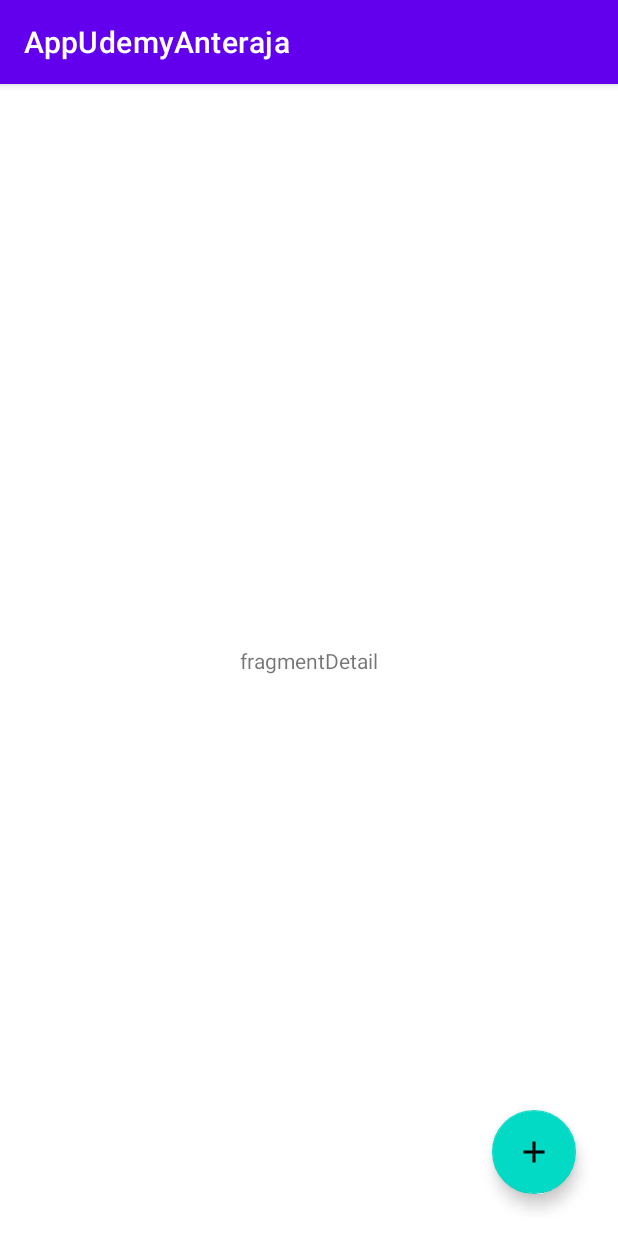
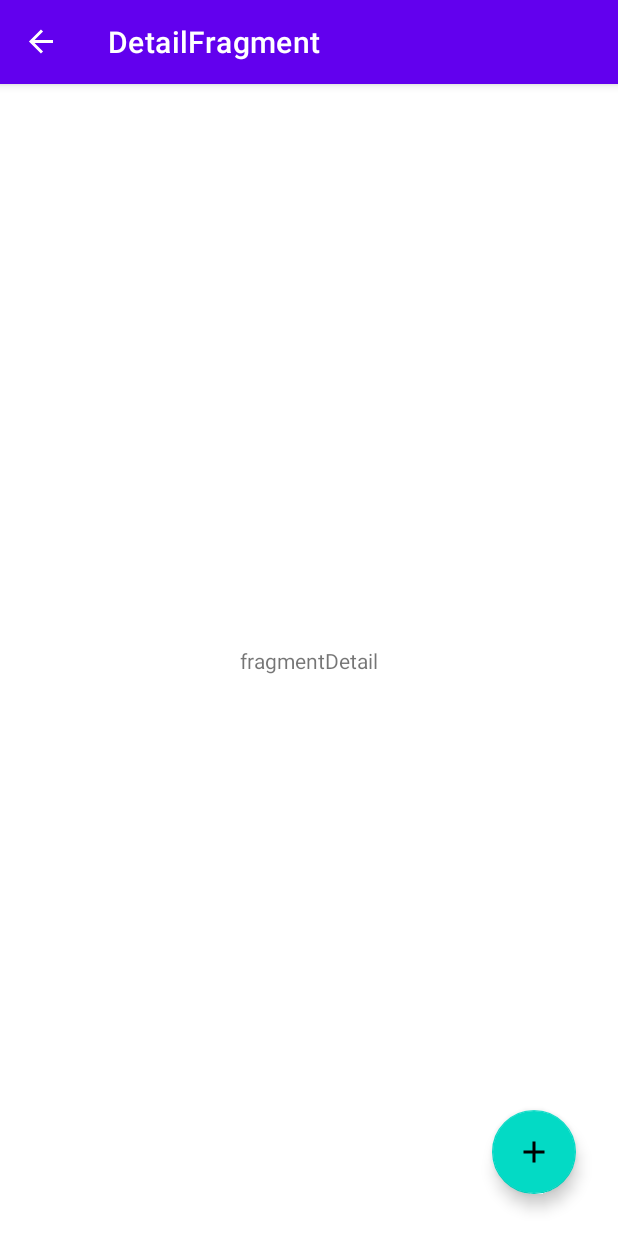
Before and after one commit to anandalukman33/Android_Jetpack_Masterclass_in_Kotlin, an Android app: the DetailFragment screen opened through its navigation route, on a phone screen of 412 x 824 dp. Run offline under Robolectric (Android 15) with nearby library versions, the phone set to English and light mode, and no system bars; our stand-ins replace data binding, navigation-ui.

Commit message:
adding ActionBar Back with navController, and adding logic into 3 activity detail, list fragment and mainActivity

```diff
--- a/app/src/main/java/com/example/appudemyanteraja/view/DetailFragment.kt
+++ b/app/src/main/java/com/example/appudemyanteraja/view/DetailFragment.kt
@@ -5,7 +5,10 @@ import androidx.fragment.app.Fragment
 import android.view.LayoutInflater
 import android.view.View
 import android.view.ViewGroup
+import androidx.navigation.Navigation
 import com.example.appudemyanteraja.R
+import kotlinx.android.synthetic.main.fragment_detail.*
+import kotlinx.android.synthetic.main.fragment_list.*
 
 class DetailFragment : Fragment() {
 
@@ -15,4 +18,12 @@ class DetailFragment : Fragment() {
     ): View? {
         return inflater.inflate(R.layout.fragment_detail, container, false)
     }
+
+    override fun onViewCreated(view: View, savedInstanceState: Bundle?) {
+        super.onViewCreated(view, savedInstanceState)
+        float_detail.setOnClickListener {
+            val jumpAction = DetailFragmentDirections.actionDetailFragmentToListFragment()
+            Navigation.findNavController(it).navigate(jumpAction)
+        }
+    }
 }
--- a/app/src/main/java/com/example/appudemyanteraja/view/ListFragment.kt
+++ b/app/src/main/java/com/example/appudemyanteraja/view/ListFragment.kt
@@ -5,7 +5,10 @@ import androidx.fragment.app.Fragment
 import android.view.LayoutInflater
 import android.view.View
 import android.view.ViewGroup
+import androidx.navigation.Navigation
 import com.example.appudemyanteraja.R
+import kotlinx.android.synthetic.main.fragment_detail.*
+import kotlinx.android.synthetic.main.fragment_list.*
 
 class ListFragment : Fragment() {
 
@@ -15,4 +18,12 @@ class ListFragment : Fragment() {
     ): View? {
         return inflater.inflate(R.layout.fragment_list, container, false)
     }
+
+    override fun onViewCreated(view: View, savedInstanceState: Bundle?) {
+        super.onViewCreated(view, savedInstanceState)
+        float_list.setOnClickListener {
+            val jumpAction = ListFragmentDirections.actionListFragmentToDetailFragment()
+            Navigation.findNavController(it).navigate(jumpAction)
+        }
+    }
 }
--- a/app/src/main/java/com/example/appudemyanteraja/view/MainActivity.kt
+++ b/app/src/main/java/com/example/appudemyanteraja/view/MainActivity.kt
@@ -2,11 +2,25 @@ package com.example.appudemyanteraja.view
 
 import androidx.appcompat.app.AppCompatActivity
 import android.os.Bundle
+import androidx.navigation.NavController
+import androidx.navigation.Navigation
+import androidx.navigation.findNavController
+import androidx.navigation.ui.NavigationUI
 import com.example.appudemyanteraja.R
 
 class MainActivity : AppCompatActivity() {
+
+    private lateinit var navController: NavController
+
     override fun onCreate(savedInstanceState: Bundle?) {
         super.onCreate(savedInstanceState)
         setContentView(R.layout.activity_main)
+
+        navController = Navigation.findNavController(this, R.id.fragmentMain)
+        NavigationUI.setupActionBarWithNavController(this, navController)
+    }
+
+    override fun onSupportNavigateUp(): Boolean {
+        return NavigationUI.navigateUp(navController, null)
     }
 }
--- a/app/src/main/res/layout/activity_main.xml
+++ b/app/src/main/res/layout/activity_main.xml
@@ -6,8 +6,8 @@
     android:layout_height="match_parent"
     tools:context=".view.MainActivity">
 
-    <androidx.fragment.app.FragmentContainerView
-        android:id="@+id/fragmentContainerView"
+    <fragment
+        android:id="@+id/fragmentMain"
         android:name="androidx.navigation.fragment.NavHostFragment"
         android:layout_width="0dp"
         android:layout_height="0dp"
--- a/app/src/main/res/layout/fragment_detail.xml
+++ b/app/src/main/res/layout/fragment_detail.xml
@@ -2,13 +2,14 @@
 <layout xmlns:android="http://schemas.android.com/apk/res/android"
     xmlns:app="http://schemas.android.com/apk/res-auto"
     xmlns:tools="http://schemas.android.com/tools">
+
     <androidx.constraintlayout.widget.ConstraintLayout
-            android:layout_width="match_parent"
-            android:layout_height="match_parent"
-            tools:context=".view.DetailFragment">
+        android:layout_width="match_parent"
+        android:layout_height="match_parent"
+        tools:context=".view.DetailFragment">
 
         <com.google.android.material.floatingactionbutton.FloatingActionButton
-            android:id="@+id/floatingActionButton2"
+            android:id="@+id/float_detail"
             android:layout_width="wrap_content"
             android:layout_height="wrap_content"
             android:layout_marginRight="20dp"
--- a/app/src/main/res/layout/fragment_list.xml
+++ b/app/src/main/res/layout/fragment_list.xml
@@ -19,7 +19,7 @@
             app:layout_constraintTop_toTopOf="parent" />
 
         <com.google.android.material.floatingactionbutton.FloatingActionButton
-            android:id="@+id/floatingActionButton"
+            android:id="@+id/float_list"
             android:layout_width="wrap_content"
             android:layout_height="wrap_content"
             android:layout_marginRight="20dp"
--- a/app/src/main/res/navigation/dog_navigation.xml
+++ b/app/src/main/res/navigation/dog_navigation.xml
@@ -1,14 +1,23 @@
 <?xml version="1.0" encoding="utf-8"?>
 <navigation xmlns:android="http://schemas.android.com/apk/res/android"
             xmlns:app="http://schemas.android.com/apk/res-auto"
-            android:id="@+id/dog_navigation" app:startDestination="@id/listFragment">
-
-    <fragment android:id="@+id/listFragment" android:name="com.example.appudemyanteraja.view.ListFragment"
-              android:label="ListFragment">
-        <action android:id="@+id/actionDetailFragment" app:destination="@id/detailFragment"/>
+    xmlns:tools="http://schemas.android.com/tools"
+    android:id="@+id/dog_navigation"
+    app:startDestination="@id/listFragment">
+    <fragment
+        android:id="@+id/listFragment"
+        android:name="com.example.appudemyanteraja.view.ListFragment"
+        android:label="ListFragment" >
+        <action
+            android:id="@+id/action_listFragment_to_detailFragment"
+            app:destination="@id/detailFragment3" />
     </fragment>
-    <fragment android:id="@+id/detailFragment" android:name="com.example.appudemyanteraja.view.DetailFragment"
-              android:label="DetailFragment">
-        <action android:id="@+id/actionListFragment" app:destination="@id/listFragment"/>
+    <fragment
+        android:id="@+id/detailFragment3"
+        android:name="com.example.appudemyanteraja.view.DetailFragment"
+        android:label="DetailFragment" >
+        <action
+            android:id="@+id/action_detailFragment_to_listFragment"
+            app:destination="@id/listFragment" />
     </fragment>
 </navigation>
```
